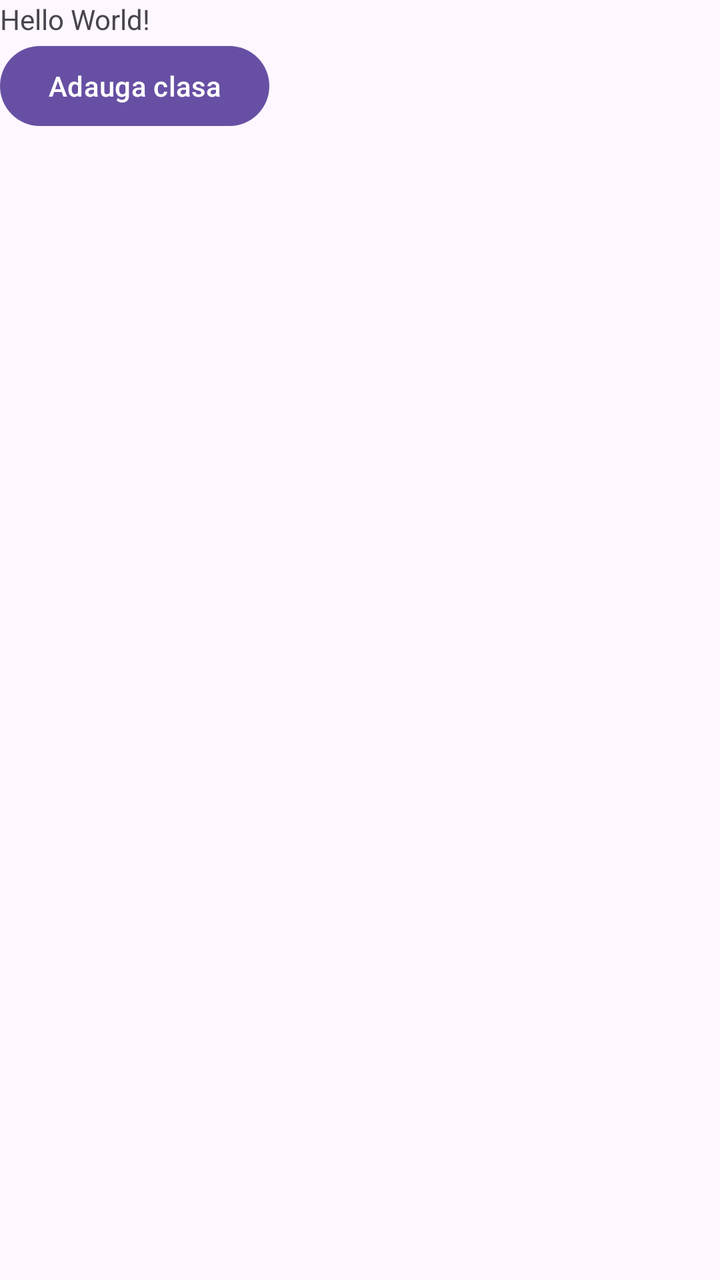
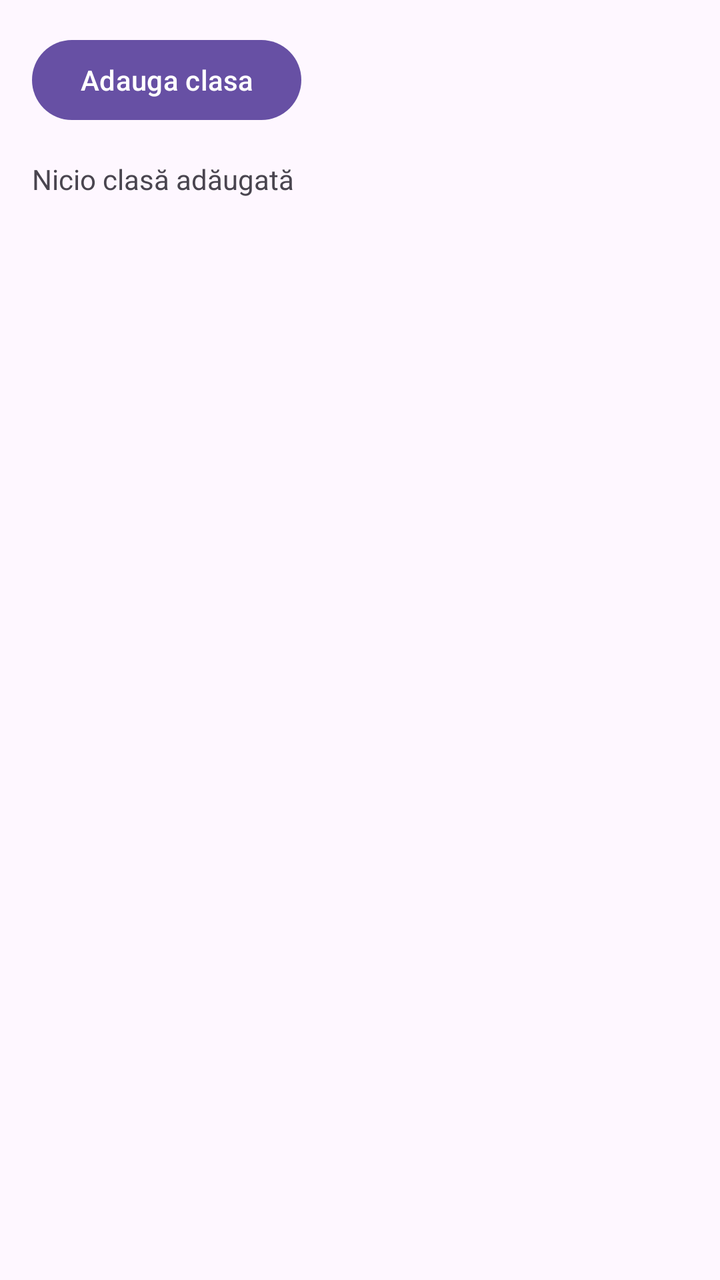

The first picture is an Android layout as it rendered before a commit; the second is the same layout after the commit. The layout source and the unified diff follow.
<!-- AndroidManifest.xml: application theme Theme.Stefan_Caraenache_ActivitateDAM2026 -->
<!-- res/layout/activity_main.xml -->
<?xml version="1.0" encoding="utf-8"?>
<LinearLayout xmlns:android="http://schemas.android.com/apk/res/android"
    xmlns:app="http://schemas.android.com/apk/res-auto"
    xmlns:tools="http://schemas.android.com/tools"
    android:id="@+id/main"
    android:orientation="vertical"
    android:layout_width="match_parent"
    android:layout_height="match_parent"
    tools:context=".MainActivity">

    <TextView
        android:layout_width="wrap_content"
        android:layout_height="wrap_content"
        android:text="Hello World!"
        app:layout_constraintBottom_toBottomOf="parent"
        app:layout_constraintEnd_toEndOf="parent"
        app:layout_constraintStart_toStartOf="parent"
        app:layout_constraintTop_toTopOf="parent" />

    <Button
        android:id="@+id/btnAdauga"
        android:layout_width="wrap_content"
        android:layout_height="wrap_content"
        android:text="@string/adauga_clasa"
        tools:layout_editor_absoluteX="16dp"
        tools:layout_editor_absoluteY="16dp" />

</LinearLayout>
<!-- resources referenced by this layout -->
<resources>
  <string name="adauga_clasa">Adauga clasa</string>
  <style name="Theme.Stefan_Caraenache_ActivitateDAM2026" parent="Base.Theme.Stefan_Caraenache_ActivitateDAM2026" />
  <style name="Base.Theme.Stefan_Caraenache_ActivitateDAM2026" parent="Theme.Material3.DayNight.NoActionBar">
          
          
      </style>
</resources>

<!-- the commit's change to res/layout/activity_main.xml (unified diff, before → after) -->
@@ -1,28 +1,24 @@
 <?xml version="1.0" encoding="utf-8"?>
 <LinearLayout xmlns:android="http://schemas.android.com/apk/res/android"
-    xmlns:app="http://schemas.android.com/apk/res-auto"
     xmlns:tools="http://schemas.android.com/tools"
     android:id="@+id/main"
     android:orientation="vertical"
+    android:padding="16dp"
     android:layout_width="match_parent"
     android:layout_height="match_parent"
     tools:context=".MainActivity">
-
-    <TextView
-        android:layout_width="wrap_content"
-        android:layout_height="wrap_content"
-        android:text="Hello World!"
-        app:layout_constraintBottom_toBottomOf="parent"
-        app:layout_constraintEnd_toEndOf="parent"
-        app:layout_constraintStart_toStartOf="parent"
-        app:layout_constraintTop_toTopOf="parent" />
 
     <Button
         android:id="@+id/btnAdauga"
         android:layout_width="wrap_content"
         android:layout_height="wrap_content"
-        android:text="@string/adauga_clasa"
-        tools:layout_editor_absoluteX="16dp"
-        tools:layout_editor_absoluteY="16dp" />
+        android:text="@string/adauga_clasa" />
+
+    <TextView
+        android:id="@+id/tvClasa"
+        android:layout_width="match_parent"
+        android:layout_height="wrap_content"
+        android:layout_marginTop="16dp"
+        android:text="Nicio clasă adăugată" />
 
 </LinearLayout>
